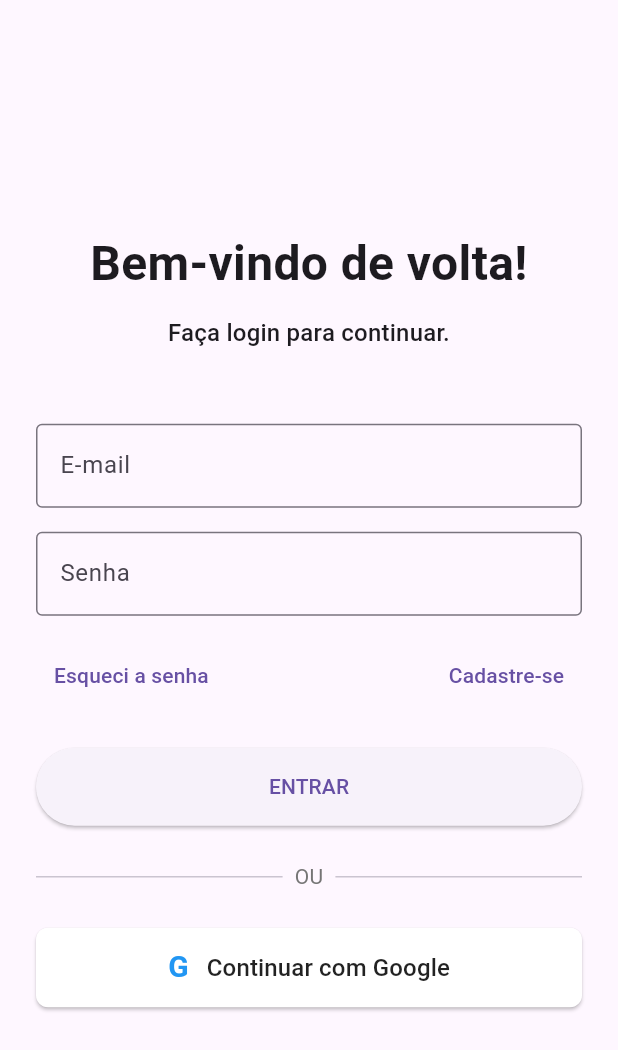
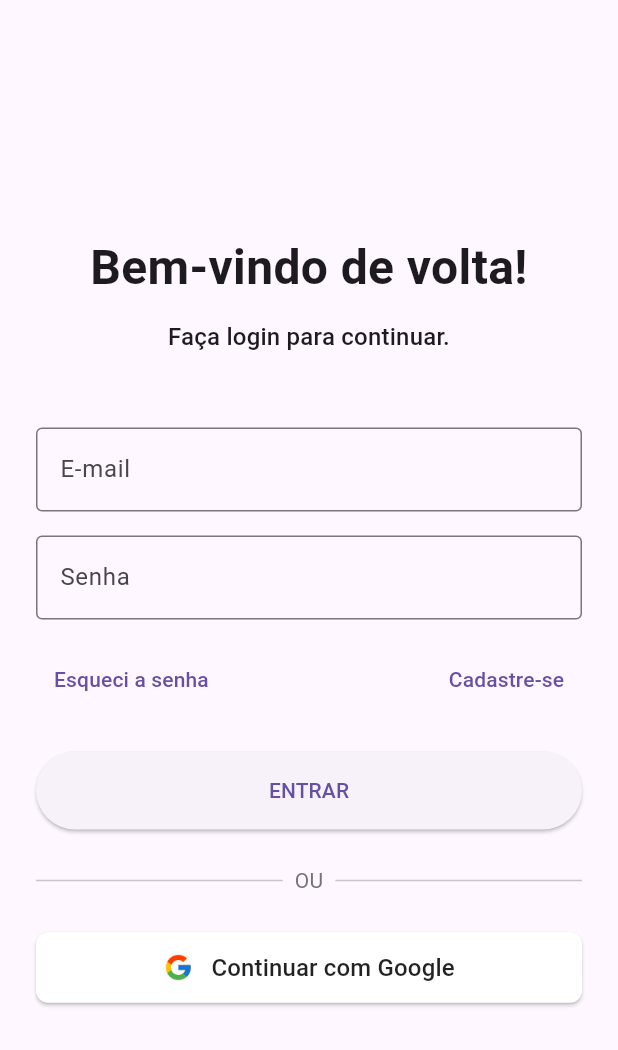
Before and after one commit to RodrigoCosta1983/store_connect, a Flutter app: the screen it shows after launch, on a phone screen of 412 x 824 dp. Shown: the top 1050 px of the screen. Run offline on Flutter 3.47's test engine with Material 3 defaults, Android fonts, the light colour scheme and no system bars; our stand-ins replace cloud_firestore, firebase_auth, firebase_core, firebase_storage, fl_chart, flutter_signin_button and 4 more; accounts and stored records are empty.

Commit message:
refactor: Update Google Sign-In button icon
- **Login Screen (`lib/screens/auth/login_screen.dart`):**
    - Replaced the temporary text-based 'G' icon with an actual image asset (`assets/images/google_logo.png`) for the "Continuar com Google" button.

- **Assets (`pubspec.yaml`):**
    - Added `assets/images/google_logo.png` to the list of included assets.

- **New File (`assets/images/google_logo.png`):**
    - Added the Google logo image file to the project.

```diff
--- a/lib/screens/auth/login_screen.dart
+++ b/lib/screens/auth/login_screen.dart
@@ -330,8 +330,8 @@ class _LoginScreenState extends State<LoginScreen> {
                 mainAxisAlignment: MainAxisAlignment.center,
                 children: [
                   // TODO: Adicione um ícone do Google aqui. Ex:
-                  // Image.asset('assets/icons/google_logo.png', height: 24.0),
-                  const Text('G', style: TextStyle(fontWeight: FontWeight.bold, fontSize: 20, color: Colors.blue)), // Ícone provisório
+                  Image.asset('assets/images/google_logo.png', height: 20.0),
+                  //const Text('G', style: TextStyle(fontWeight: FontWeight.bold, fontSize: 20, color: Colors.blue)), // Ícone provisório
                   const SizedBox(width: 12),
                   const Text('Continuar com Google', style: TextStyle(fontSize: 16)),
                 ],
--- a/pubspec.yaml
+++ b/pubspec.yaml
@@ -75,6 +75,7 @@ flutter:
   uses-material-design: true
   assets:
     - assets/images/
+    - assets/images/google_logo.png
   #  - assets/images/logo_web.png
 
   # To add assets to your application, add an assets section, like this:
```
Also changed, not shown: assets/images/google_logo.png (added).
